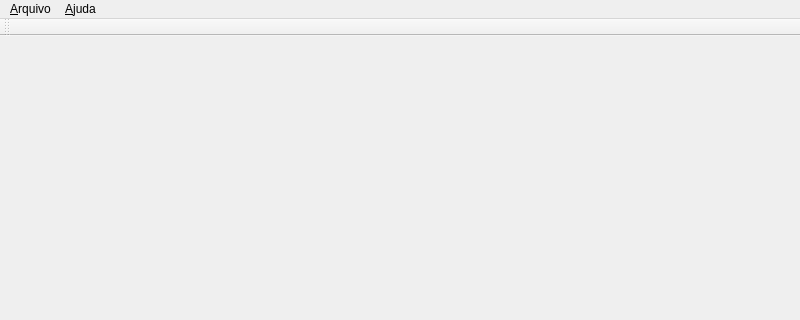
Qt form mainwindow.ui (VictorCarlquist/HelpMeNow) before a commit; both pictures show x 0 to 800 and y 0 to 320 of the 800 by 600 pixel window.
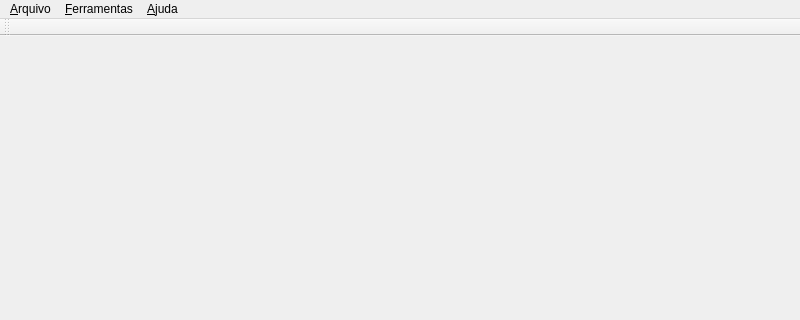
The same form after that commit.

The edit to the form file:
```diff
--- a/mainwindow.ui
+++ b/mainwindow.ui
@@ -35,7 +35,14 @@
     </property>
     <addaction name="action_Sobre"/>
    </widget>
+   <widget class="QMenu" name="menu_FErramentas">
+    <property name="title">
+     <string>&amp;Ferramentas</string>
+    </property>
+    <addaction name="action_Abrir_Chamado"/>
+   </widget>
    <addaction name="menu_Arquivo"/>
+   <addaction name="menu_FErramentas"/>
    <addaction name="menu_Ajuda"/>
   </widget>
   <widget class="QToolBar" name="mainToolBar">
```
Left out of the diff: 5 changed lines with no effect on the pictures.
